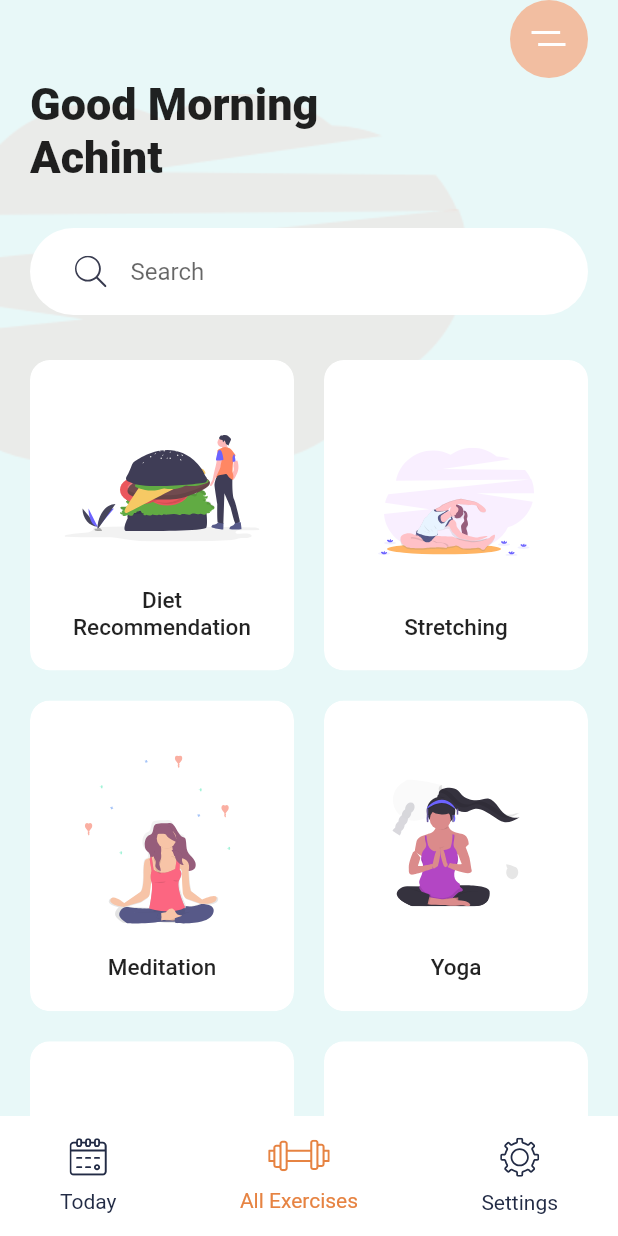
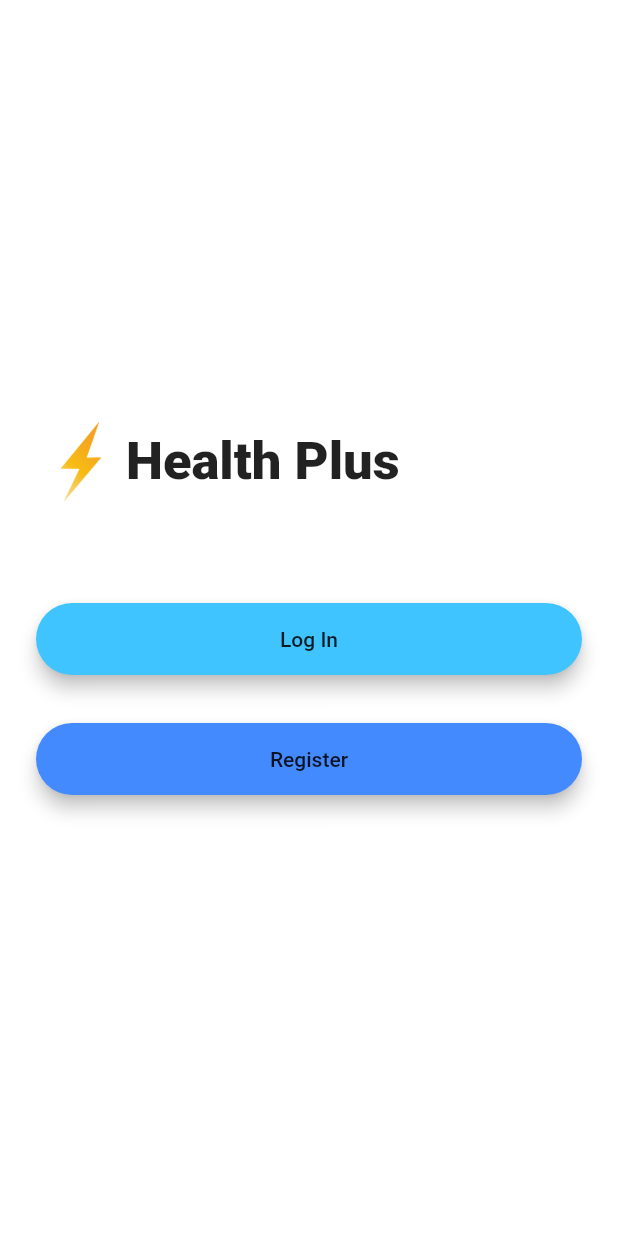
Before and after one commit to JyotirmayaV/health_plus, a Flutter app: the screen it shows after launch, on a phone screen of 412 x 824 dp. Run offline on Flutter 3.47's test engine with Material 2 defaults, Android fonts, the phone set to English and light mode, and no system bars; our stand-ins replace flutter_svg, font_awesome_flutter, pedometer, percent_indicator.

Commit message:
screens added, main.dart changed

```diff
--- a/lib/main.dart
+++ b/lib/main.dart
@@ -1,13 +1,6 @@
-import 'package:Health_Plus/screens/bmi.dart';
 import 'package:Health_Plus/constants.dart';
-import 'package:Health_Plus/screens/covid_analyser.dart';
-import 'package:Health_Plus/screens/details_screen.dart';
-import 'package:Health_Plus/screens/steps_counter.dart';
-import 'package:Health_Plus/widgets/bottom_nav_bar.dart';
-import 'package:Health_Plus/widgets/category_card.dart';
-import 'package:Health_Plus/widgets/search_bar.dart';
+import 'package:Health_Plus/screens/welcome_screen.dart';
 import 'package:flutter/material.dart';
-import 'package:flutter_svg/svg.dart';
 
 void main() => runApp(MyApp());
 
@@ -23,139 +16,7 @@ class MyApp extends StatelessWidget {
         scaffoldBackgroundColor: kBackgroundColor,
         textTheme: Theme.of(context).textTheme.apply(displayColor: kTextColor),
       ),
-      home: HomeScreen(),
+      home: WelcomeScreen(),
     );
   }
 }
-
-class HomeScreen extends StatelessWidget {
-  @override
-  Widget build(BuildContext context) {
-    var size = MediaQuery.of(context)
-        .size; //this gonna give us total height and with of our device
-    return Scaffold(
-      bottomNavigationBar: BottomNavBar(),
-      body: Stack(
-        children: <Widget>[
-          Container(
-            // Here the height of the container is 45% of our total height
-            height: size.height * .45,
-            decoration: BoxDecoration(
-              color: Color(0x0059b3),
-              image: DecorationImage(
-                alignment: Alignment.centerLeft,
-                image: AssetImage("assets/images/undraw_pilates_gpdb.png"),
-              ),
-            ),
-          ),
-          SafeArea(
-            child: Padding(
-              padding: const EdgeInsets.symmetric(horizontal: 20),
-              child: Column(
-                crossAxisAlignment: CrossAxisAlignment.start,
-                children: <Widget>[
-                  Align(
-                    alignment: Alignment.topRight,
-                    child: Container(
-                      alignment: Alignment.center,
-                      height: 52,
-                      width: 52,
-                      decoration: BoxDecoration(
-                        color: Color(0xFFF2BEA1),
-                        shape: BoxShape.circle,
-                      ),
-                      child: SvgPicture.asset("assets/icons/menu.svg"),
-                    ),
-                  ),
-                  Text(
-                    "Good Morning \nAchint",
-
-                    style: TextStyle(fontWeight: FontWeight.w900, fontSize: 30),
-                    //style: Theme.of(context)
-                    //  .textTheme
-                    //.display1
-                    //.copyWith(fontWeight: FontWeight.w900),
-                  ),
-                  SearchBar(),
-                  Expanded(
-                    child: GridView.count(
-                      crossAxisCount: 2,
-                      childAspectRatio: .85,
-                      crossAxisSpacing: 20,
-                      mainAxisSpacing: 20,
-                      children: <Widget>[
-                        CategoryCard(
-                          title: "Diet Recommendation",
-                          svgSrc: "assets/icons/Hamburger.svg",
-                          press: () {},
-                        ),
-                        CategoryCard(
-                          title: "Stretching",
-                          svgSrc: "assets/icons/Excrecises.svg",
-                          press: () {},
-                        ),
-                        CategoryCard(
-                          title: "Meditation",
-                          svgSrc: "assets/icons/Meditation.svg",
-                          press: () {
-                            Navigator.push(
-                              context,
-                              MaterialPageRoute(builder: (context) {
-                                return DetailsScreen();
-                              }),
-                            );
-                          },
-                        ),
-                        CategoryCard(
-                          title: "Yoga",
-                          svgSrc: "assets/icons/yoga.svg",
-                          press: () {},
-                        ),
-                        CategoryCard(
-                          title: "BMI Calculator",
-                          svgSrc: "assets/icons/yoga.svg",
-                          press: () {
-                            Navigator.push(
-                              context,
-                              MaterialPageRoute(builder: (context) {
-                                return BMICalculator();
-                              }),
-                            );
-                          },
-                        ),
-                        CategoryCard(
-                          title: "COVID Analyser",
-                          svgSrc: "assets/icons/yoga.svg",
-                          press: () {
-                            Navigator.push(
-                              context,
-                              MaterialPageRoute(builder: (context) {
-                                return COVIDanalyser();
-                              }),
-                            );
-                          },
-                        ),
-                        CategoryCard(
-                          title: "Steps Counter",
-                          svgSrc: "assets/icons/yoga.svg",
-                          press: () {
-                            Navigator.push(
-                              context,
-                              MaterialPageRoute(builder: (context) {
-                                return StepsCounter();
-                              }),
-                            );
-                          },
-                        ),
-                      ],
-                    ),
-                  ),
-                ],
-              ),
-            ),
-          )
-        ],
-      ),
-    );
-  }
-}
--- a/lib/screens/steps_counter.dart
+++ b/lib/screens/steps_counter.dart
@@ -172,7 +172,7 @@ class _StepsCounterState extends State<StepsCounter> {
   @override
   void dispose() {
     super.dispose();
-    constantCaller.cancel();
+    if (constantCaller.isActive) constantCaller.cancel();
   }
 
   @override
--- /dev/null
+++ b/lib/screens/welcome_screen.dart
@@ -0,0 +1,84 @@
+import 'package:Health_Plus/screens/home_screen.dart';
+import 'package:flutter/material.dart';
+
+class WelcomeScreen extends StatefulWidget {
+  @override
+  _WelcomeScreenState createState() => _WelcomeScreenState();
+}
+
+class _WelcomeScreenState extends State<WelcomeScreen> {
+  @override
+  Widget build(BuildContext context) {
+    return Scaffold(
+      backgroundColor: Colors.white,
+      body: Padding(
+        padding: EdgeInsets.symmetric(horizontal: 24.0),
+        child: Column(
+          mainAxisAlignment: MainAxisAlignment.center,
+          crossAxisAlignment: CrossAxisAlignment.stretch,
+          children: <Widget>[
+            Row(
+              children: <Widget>[
+                Container(
+                  child: Image.asset('images/logo.png'),
+                  height: 60.0,
+                ),
+                Text(
+                  'Health Plus',
+                  style: TextStyle(
+                    fontSize: 35.0,
+                    fontWeight: FontWeight.w900,
+                  ),
+                ),
+              ],
+            ),
+            SizedBox(
+              height: 48.0,
+            ),
+            Padding(
+              padding: EdgeInsets.symmetric(vertical: 16.0),
+              child: Material(
+                elevation: 5.0,
+                color: Colors.lightBlueAccent,
+                borderRadius: BorderRadius.circular(30.0),
+                child: MaterialButton(
+                  onPressed: () {
+                    Navigator.push(
+                      context,
+                      MaterialPageRoute(builder: (context) {
+                        return HomeScreen();
+                      }),
+                    );
+                  },
+                  minWidth: 200.0,
+                  height: 42.0,
+                  child: Text(
+                    'Log In',
+                  ),
+                ),
+              ),
+            ),
+            Padding(
+              padding: EdgeInsets.symmetric(vertical: 16.0),
+              child: Material(
+                color: Colors.blueAccent,
+                borderRadius: BorderRadius.circular(30.0),
+                elevation: 5.0,
+                child: MaterialButton(
+                  onPressed: () {
+                    //Go to registration screen.
+                  },
+                  minWidth: 200.0,
+                  height: 42.0,
+                  child: Text(
+                    'Register',
+                  ),
+                ),
+              ),
+            ),
+          ],
+        ),
+      ),
+    );
+  }
+}
--- a/pubspec.yaml
+++ b/pubspec.yaml
@@ -49,6 +49,7 @@ flutter:
   assets:
     - assets/icons/
     - assets/images/
+    - images/
 
   # An image asset can refer to one or more resolution-specific "variants", see
   # https://flutter.dev/assets-and-images/#resolution-aware.
```
Also changed, not shown: lib/constants.dart (+17 -0 lines), lib/screens/chat_screen.dart (added, +60 -0 lines), lib/screens/home_screen.dart (added, +141 -0 lines), lib/screens/login_screen.dart (added, +108 -0 lines), lib/screens/registration_screen.dart (added, +98 -0 lines), images/logo.png (added).
